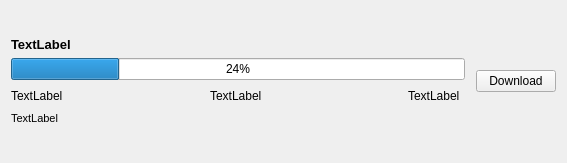
First picture: the form in views/DownloadDetailsWidget.ui, repository MarcoCGro/file-downloader, before the edit.
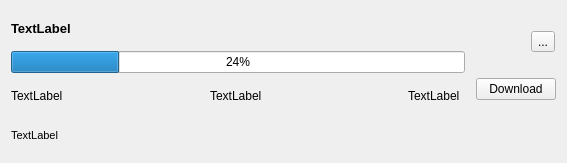
Second picture: the form after the edit. Icons and pictures are not drawn.

Commit message: [ADD] Removing button is ready

The edit to the form file:
```diff
--- a/views/DownloadDetailsWidget.ui
+++ b/views/DownloadDetailsWidget.ui
@@ -136,6 +136,37 @@
       </layout>
      </item>
      <item>
+      <layout class="QVBoxLayout" name="verticalLayout_3">
+       <item>
+        <layout class="QHBoxLayout" name="horizontalLayout_4">
+         <item>
+          <spacer name="horizontalSpacer_5">
+           <property name="orientation">
+            <enum>Qt::Horizontal</enum>
+           </property>
+           <property name="sizeType">
+            <enum>QSizePolicy::Preferred</enum>
+           </property>
+           <property name="sizeHint" stdset="0">
+            <size>
+             <width>60</width>
+             <height>20</height>
+            </size>
+           </property>
+          </spacer>
+         </item>
+         <item>
+          <widget class="QToolButton" name="removeButton">
+           <property name="text">
+            <string>...</string>
+           </property>
+          </widget>
+         </item>
+        </layout>
+       </item>
+       <item>
+        <layout class="QHBoxLayout" name="horizontalLayout_3">
+         <item>
       <spacer name="horizontalSpacer_3">
        <property name="orientation">
         <enum>Qt::Horizontal</enum>
@@ -160,7 +191,36 @@
      </item>
     </layout>
    </item>
-  </layout>
+       <item>
+        <spacer name="verticalSpacer">
+         <property name="orientation">
+          <enum>Qt::Vertical</enum>
+         </property>
+         <property name="sizeType">
+          <enum>QSizePolicy::Preferred</enum>
+         </property>
+         <property name="sizeHint" stdset="0">
+          <size>
+           <width>20</width>
+           <height>30</height>
+          </size>
+         </property>
+        </spacer>
+       </item>
+      </layout>
+     </item>
+    </layout>
+   </item>
+  </layout>
+  <action name="actionRemove">
+   <property name="icon">
+    <iconset resource="../resources.qrc">
+     <normaloff>:/icons/remove_icon.png</normaloff>:/icons/remove_icon.png</iconset>
+   </property>
+   <property name="text">
+    <string>Remove</string>
+   </property>
+  </action>
  </widget>
  <resources/>
  <connections/>
```
Left out of the diff: 4 changed lines with no effect on the pictures. Lines whose indentation alone changed are shown as unchanged. The commit also changes 8 other files.
